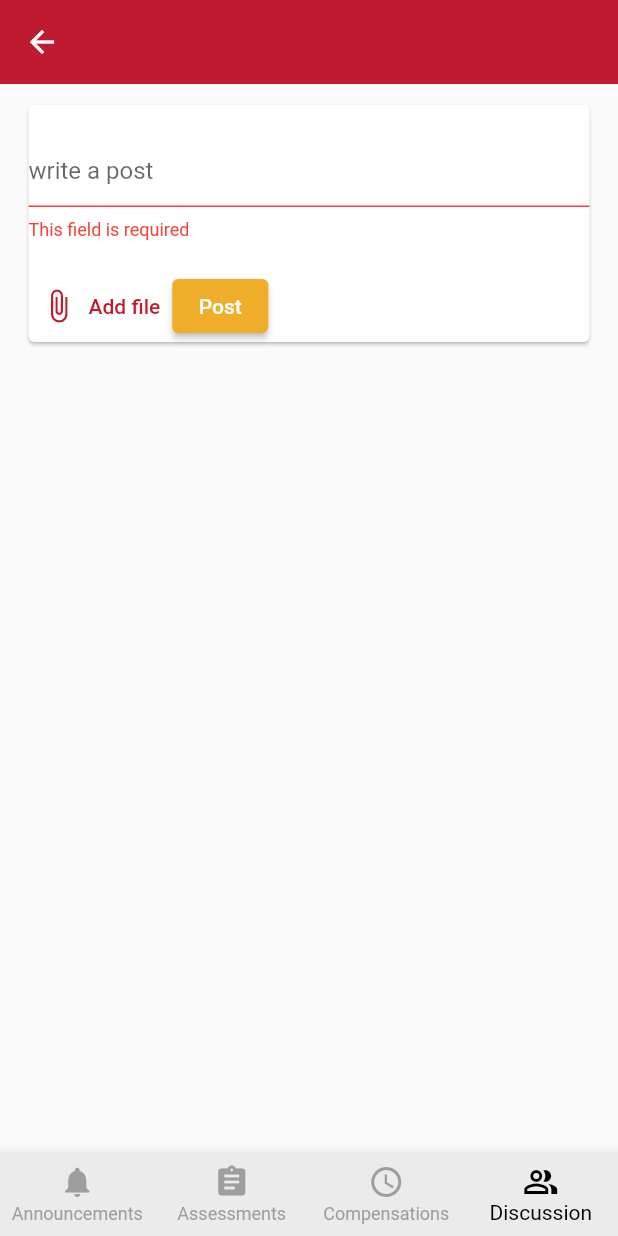
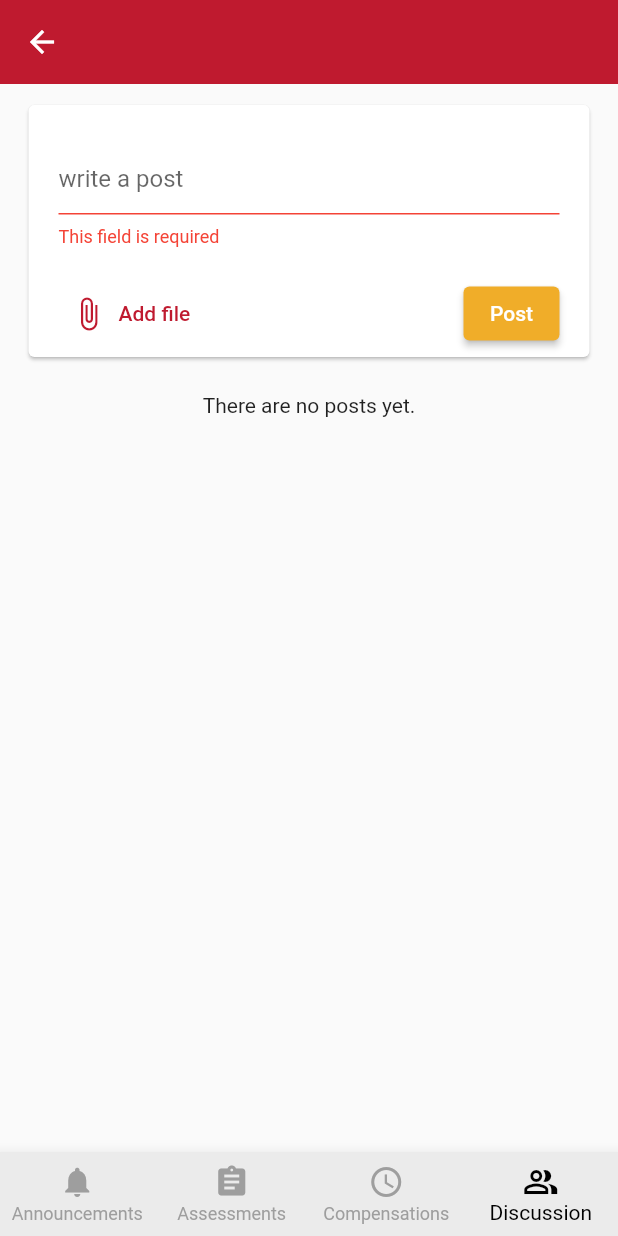
Before and after one commit to AyaFayed/GUC-Connect, a Flutter app: the StudentCourse screen opened directly with empty values, item 4 of the bottom bar chosen, after a tap on "Post", on a phone screen of 412 x 824 dp. Run offline on Flutter 3.47's test engine with Material 2 defaults, Android fonts, the phone set to English and light mode, and no system bars; our stand-ins replace cloud_firestore, file_picker, firebase_auth, firebase_core, firebase_storage, flutter_datetime_picker and 2 more; missing offline and left inert: flutter_downloader; accounts and stored records are empty.

Commit message:
Bug fixes

```diff
--- a/lib/screens/discussion/discussion.dart
+++ b/lib/screens/discussion/discussion.dart
@@ -2,7 +2,7 @@ import 'package:flutter/material.dart';
 import 'package:guc_scheduling_app/controllers/discussion_controller.dart';
 import 'package:guc_scheduling_app/models/discussion/post_model.dart';
 import 'package:guc_scheduling_app/widgets/discussion_widgets/add_post_card.dart';
-import 'package:guc_scheduling_app/widgets/discussion_widgets/post_list.dart';
+import 'package:guc_scheduling_app/widgets/discussion_widgets/post_card.dart';
 
 class Discussion extends StatefulWidget {
   final String courseId;
@@ -15,13 +15,23 @@ class Discussion extends StatefulWidget {
 class _DiscussionState extends State<Discussion> {
   final DiscussionController _discussionController = DiscussionController();
 
+  List<PostCard> _postCards = [];
   List<Post>? _posts;
 
   Future<void> _getData() async {
     List<Post> posts =
         await _discussionController.getCoursePosts(widget.courseId);
+
+    List<PostCard> postCards = [];
+
+    for (Post post in posts) {
+      postCards.add(
+          PostCard(courseId: widget.courseId, post: post, getData: _getData));
+    }
+
     setState(() {
       _posts = posts;
+      _postCards = postCards;
     });
   }
 
@@ -39,11 +49,16 @@ class _DiscussionState extends State<Discussion> {
             ? const Center(child: CircularProgressIndicator())
             : Column(
                 children: [
-                  AddPost(courseId: widget.courseId, posts: _posts ?? []),
+                  AddPost(courseId: widget.courseId, getData: _getData),
                   const SizedBox(
                     height: 20.0,
                   ),
-                  PostList(courseId: widget.courseId, posts: _posts ?? []),
+                  _postCards.isEmpty
+                      ? const Text('There are no posts yet.')
+                      : const SizedBox(
+                          height: 0.0,
+                        ),
+                  ..._postCards,
                 ],
               ));
   }
--- a/lib/widgets/discussion_widgets/add_post_card.dart
+++ b/lib/widgets/discussion_widgets/add_post_card.dart
@@ -10,12 +10,14 @@ import 'package:guc_scheduling_app/shared/errors.dart';
 import 'package:guc_scheduling_app/shared/helper.dart';
 import 'package:guc_scheduling_app/theme/colors.dart';
 import 'package:guc_scheduling_app/widgets/buttons/small_btn.dart';
+import 'package:guc_scheduling_app/widgets/discussion_widgets/post_card.dart';
 import 'package:quickalert/quickalert.dart';
 
 class AddPost extends StatefulWidget {
   final String courseId;
-  final List<Post> posts;
-  const AddPost({super.key, required this.courseId, required this.posts});
+  final Future<void> Function() getData;
+
+  const AddPost({super.key, required this.courseId, required this.getData});
 
   @override
   State<AddPost> createState() => _AddPostState();
@@ -46,15 +48,13 @@ class _AddPostState extends State<AddPost> {
     if (_formKey.currentState!.validate()) {
       try {
         String? fileUrl = await uploadFile(file, task);
-        Post? post = await _discussionController.addPost(
+        await _discussionController.addPost(
             controllerPost.text, fileUrl, widget.courseId);
+        await widget.getData();
         controllerPost.clear();
         setState(() {
           file = null;
           task = null;
-          if (post != null) {
-            widget.posts.insert(0, post);
-          }
         });
         if (mounted) {
           QuickAlert.show(
@@ -86,6 +86,8 @@ class _AddPostState extends State<AddPost> {
   @override
   Widget build(BuildContext context) {
     return Card(
+      child: Container(
+        padding: const EdgeInsets.symmetric(vertical: 5.0, horizontal: 20.0),
         child: Form(
           key: _formKey,
           child: Column(
@@ -103,9 +105,10 @@ class _AddPostState extends State<AddPost> {
               Row(
                 children: [
                   TextButton.icon(
-                    onPressed: () {},
+                      onPressed: pickFile,
                       icon: const Icon(Icons.attach_file),
                       label: Text(fileName)),
+                  const Spacer(),
                   SmallBtn(
                     onPressed: addPost,
                     text: 'Post',
@@ -115,6 +118,7 @@ class _AddPostState extends State<AddPost> {
             ],
           ),
         ),
+      ),
     );
   }
 }
--- a/lib/widgets/discussion_widgets/post_list.dart
+++ /dev/null
@@ -1,28 +0,0 @@
-import 'package:flutter/material.dart';
-import 'package:guc_scheduling_app/models/discussion/post_model.dart';
-import 'package:guc_scheduling_app/widgets/discussion_widgets/post_card.dart';
-
-class PostList extends StatefulWidget {
-  final String courseId;
-  final List<Post> posts;
-  const PostList({super.key, required this.courseId, required this.posts});
-
-  @override
-  State<PostList> createState() => _PostListState();
-}
-
-class _PostListState extends State<PostList> {
-  @override
-  Widget build(BuildContext context) {
-    return ListView(
-      shrinkWrap: true,
-      children: widget.posts
-          .map((post) => PostCard(
-                courseId: widget.courseId,
-                post: post,
-                posts: widget.posts,
-              ))
-          .toList(),
-    );
-  }
-}
--- a/lib/widgets/download_file.dart
+++ b/lib/widgets/download_file.dart
@@ -85,9 +85,9 @@ class _DownloadFileState extends State<DownloadFile> {
                   });
                 },
                 icon: const Icon(Icons.attach_file),
-                label: const Text(
+                label: Text(
                   'Attachment',
-                  style: TextStyle(fontSize: 20),
+                  style: TextStyle(fontSize: Sizes.xsmall),
                 ),
               ),
         Text(downloadConfirmation, style: TextStyle(fontSize: Sizes.xsmall))
--- a/lib/widgets/event_widgets/event_list.dart
+++ b/lib/widgets/event_widgets/event_list.dart
@@ -15,18 +15,20 @@ class EventList extends StatelessWidget {
 
   @override
   Widget build(BuildContext context) {
-    return ListView.separated(
-        shrinkWrap: true,
-        itemBuilder: (BuildContext context, int index) => EventCard(
-              title: events[index].title,
-              subtitle: events[index].subtitle,
-              description: events[index].description,
-              courseName: courseName,
-              file: events[index].file,
-            ),
-        itemCount: events.length,
-        separatorBuilder: (BuildContext context, int index) => Divider(
-              color: AppColors.unselected,
-            ));
+    return Column(
+        children: events
+            .map((event) => Column(children: [
+                  EventCard(
+                    title: event.title,
+                    subtitle: event.subtitle,
+                    description: event.description,
+                    courseName: courseName,
+                    file: event.file,
+                  ),
+                  Divider(
+                    color: AppColors.unselected,
+                  )
+                ]))
+            .toList());
   }
 }
```
Also changed, not shown: lib/controllers/discussion_controller.dart (+4 -3 lines), lib/widgets/course_widgets/course_list.dart (+9 -8 lines), lib/widgets/discussion_widgets/add_reply_card.dart (+12 -8 lines), lib/widgets/discussion_widgets/post_card.dart (+20 -18 lines), lib/widgets/discussion_widgets/reply_list.dart (+21 -9 lines). Lines whose indentation alone changed are shown as unchanged.
